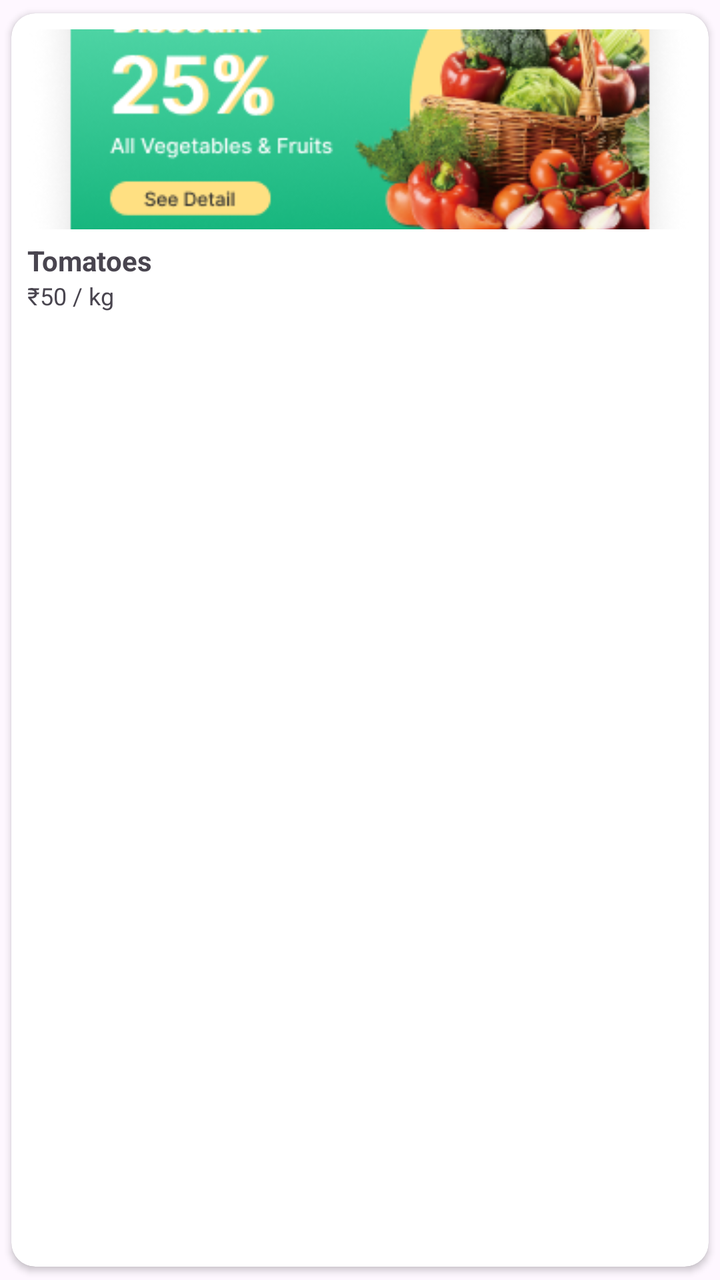
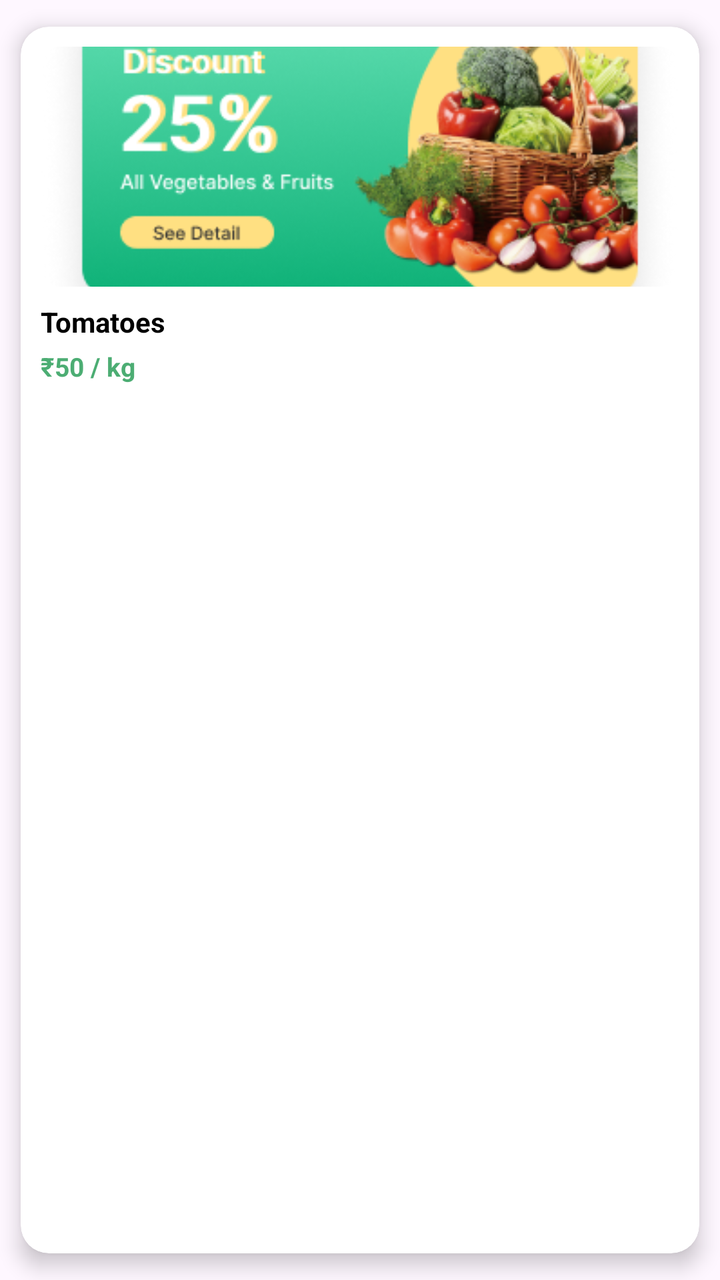

Screens rendered from an Android XML layout before and after an edit, with the pre-edit source and the edit as a unified diff.
<!-- AndroidManifest.xml: application theme Theme.GrocHub -->
<!-- res/layout/item_wishlist.xml -->
<?xml version="1.0" encoding="utf-8"?>
<androidx.cardview.widget.CardView xmlns:android="http://schemas.android.com/apk/res/android"
    xmlns:app="http://schemas.android.com/apk/res-auto"
    android:layout_width="match_parent"
    android:layout_height="wrap_content"
    android:layout_margin="8dp"
    app:cardCornerRadius="12dp"
    app:cardUseCompatPadding="true">

    <LinearLayout
        android:layout_width="match_parent"
        android:layout_height="wrap_content"
        android:orientation="vertical"
        android:padding="8dp">

        <ImageView
            android:id="@+id/iv_product"
            android:layout_width="match_parent"
            android:layout_height="100dp"
            android:scaleType="centerCrop"
            android:src="@drawable/slider" />

        <TextView
            android:id="@+id/tv_product_name"
            android:layout_width="match_parent"
            android:layout_height="wrap_content"
            android:layout_marginTop="6dp"
            android:text="Tomatoes"
            android:textSize="14sp"
            android:textStyle="bold" />

        <TextView
            android:id="@+id/tv_product_price"
            android:layout_width="match_parent"
            android:layout_height="wrap_content"
            android:text="₹50 / kg"
            android:textSize="12sp" />

    </LinearLayout>

</androidx.cardview.widget.CardView>
<!-- resources referenced by this layout -->
<resources>
  <!-- drawable slider: png bitmap (drawable, 100870 bytes) -->
  <style name="Theme.GrocHub" parent="Base.Theme.GrocHub" />
  <style name="Base.Theme.GrocHub" parent="Theme.Material3.DayNight.NoActionBar">
          
          
      </style>
</resources>

<!-- the commit's change to res/layout/item_wishlist.xml (unified diff, before → after) -->
@@ -1,40 +1,54 @@
 <?xml version="1.0" encoding="utf-8"?>
-<androidx.cardview.widget.CardView xmlns:android="http://schemas.android.com/apk/res/android"
+<androidx.cardview.widget.CardView
+    xmlns:android="http://schemas.android.com/apk/res/android"
     xmlns:app="http://schemas.android.com/apk/res-auto"
     android:layout_width="match_parent"
     android:layout_height="wrap_content"
     android:layout_margin="8dp"
-    app:cardCornerRadius="12dp"
+    android:foreground="?attr/selectableItemBackground"
+    app:cardCornerRadius="14dp"
+    app:cardElevation="6dp"
     app:cardUseCompatPadding="true">
 
     <LinearLayout
         android:layout_width="match_parent"
         android:layout_height="wrap_content"
         android:orientation="vertical"
-        android:padding="8dp">
+        android:padding="10dp">
 
+        
         <ImageView
             android:id="@+id/iv_product"
             android:layout_width="match_parent"
-            android:layout_height="100dp"
+            android:layout_height="120dp"
             android:scaleType="centerCrop"
+            android:background="@drawable/rounded_image_bg"
+            android:clipToOutline="true"
             android:src="@drawable/slider" />
 
+        
         <TextView
             android:id="@+id/tv_product_name"
             android:layout_width="match_parent"
             android:layout_height="wrap_content"
-            android:layout_marginTop="6dp"
+            android:layout_marginTop="8dp"
             android:text="Tomatoes"
             android:textSize="14sp"
-            android:textStyle="bold" />
+            android:textStyle="bold"
+            android:textColor="@android:color/black"
+            android:maxLines="2"
+            android:ellipsize="end" />
 
+        
         <TextView
             android:id="@+id/tv_product_price"
-            android:layout_width="match_parent"
+            android:layout_width="wrap_content"
             android:layout_height="wrap_content"
+            android:layout_marginTop="4dp"
             android:text="₹50 / kg"
-            android:textSize="12sp" />
+            android:textSize="13sp"
+            android:textStyle="bold"
+            android:textColor="@color/Primary" />
 
     </LinearLayout>
 
<!-- resource entries referenced after the edit -->
@@ -1,5 +1,12 @@
 <!-- resources referenced by this layout -->
 <resources>
+  <color name="Primary">#4CAD73</color>
+  <!-- drawable rounded_image_bg (drawable) -->
+  <?xml version="1.0" encoding="utf-8"?>
+  <shape xmlns:android="http://schemas.android.com/apk/res/android">
+      <corners android:radius="10dp" />
+      <solid android:color="@android:color/transparent" />
+  </shape>
   <!-- drawable slider: png bitmap (drawable, 100870 bytes) -->
   <style name="Theme.GrocHub" parent="Base.Theme.GrocHub" />
   <style name="Base.Theme.GrocHub" parent="Theme.Material3.DayNight.NoActionBar">
